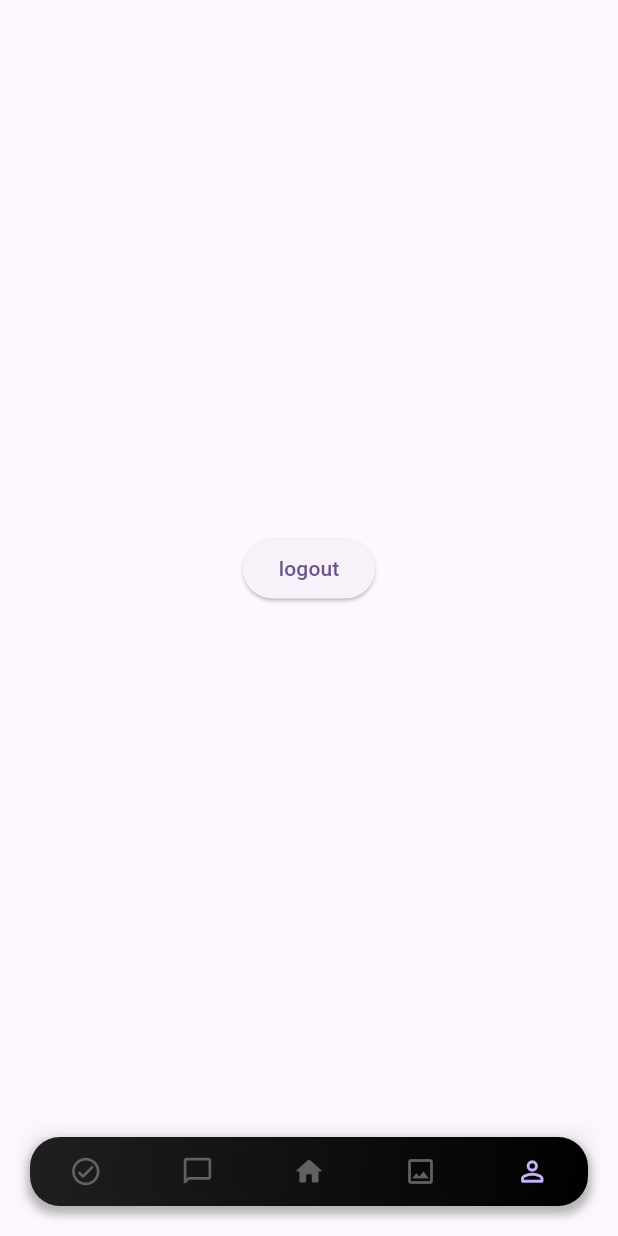
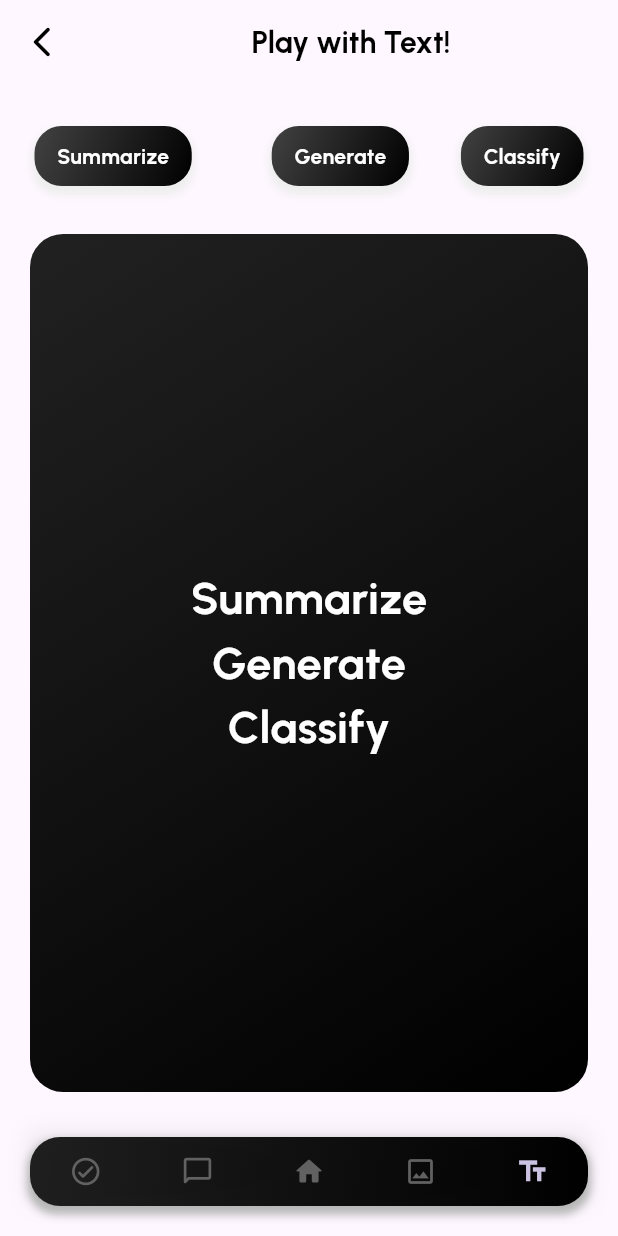
Before and after one commit to shivhub09/AiFusion, a Flutter app: the MainScreenPage screen opened directly, swiped to page 5, on a phone screen of 412 x 824 dp. Run offline on Flutter 3.47's test engine with Material 3 defaults, Android fonts, the phone set to English and light mode, and no system bars; our stand-ins replace awesome_bottom_bar, bloc, flutter_bloc, google_fonts, shared_preferences; accounts and stored records are empty.

Commit message:
play with text ui + bloc

```diff
--- a/frontend/lib/features/Profile/ui/Prodile.dart
+++ /dev/null
@@ -1,30 +0,0 @@
-import 'package:flutter/material.dart';
-import 'package:shared_preferences/shared_preferences.dart';
-
-class ProfileScreen extends StatefulWidget {
-  const ProfileScreen({super.key});
-
-  @override
-  State<ProfileScreen> createState() => _ProfileScreenState();
-}
-
-class _ProfileScreenState extends State<ProfileScreen> {
-  @override
-  Widget build(BuildContext context) {
-    return Scaffold(
-      body: Center(
-        child: ElevatedButton(
-            onPressed: () {
-              logout();
-              // Navigator.push(context, )
-            },
-            child: Text("logout")),
-      ),
-    );
-  }
-
-  Future<void> logout() async {
-    SharedPreferences prefs = await SharedPreferences.getInstance();
-    await prefs.remove('email'); // Clear the stored email
-  }
-}
--- /dev/null
+++ b/frontend/lib/features/TextPart/bloc/text_part_bloc.dart
@@ -0,0 +1,51 @@
+import 'dart:async';
+
+import 'package:bloc/bloc.dart';
+import 'package:meta/meta.dart';
+
+part 'text_part_event.dart';
+part 'text_part_state.dart';
+
+class TextPartBloc extends Bloc<TextPartEvent, TextPartState> {
+  TextPartBloc() : super(TextPartInitial()) {
+    on<TextPartInitialEvent>(textPartInitialEvent);
+
+    on<TextPartSummarizeButtonClickedEvent>(
+        textPartSummarizeButtonClickedEvent);
+
+    on<TextPartClassifyButtonClickedEvent>(textPartClassifyButtonClickedEvent);
+
+    on<TextPartGenerateButtonClickedEvent>(textPartGenerateButtonClickedEvent);
+  }
+
+  FutureOr<void> textPartInitialEvent(
+      TextPartInitialEvent event, Emitter<TextPartState> emit) {
+    print("This is a text part initial event");
+
+    emit(TextPartLoadedSuccessState());
+  }
+
+  FutureOr<void> textPartSummarizeButtonClickedEvent(
+      TextPartSummarizeButtonClickedEvent event, Emitter<TextPartState> emit) {
+    print("Text part summarize button clicked event");
+
+    emit(TextPartSummarizeState());
+    emit(TextPartSummarizeActionState());
+  }
+
+  FutureOr<void> textPartClassifyButtonClickedEvent(
+      TextPartClassifyButtonClickedEvent event, Emitter<TextPartState> emit) {
+    print("Text part classify button clicked event");
+
+    emit(TextPartClassifyState());
+    emit(TextPartClassifyActionState());
+  }
+
+  FutureOr<void> textPartGenerateButtonClickedEvent(
+      TextPartGenerateButtonClickedEvent event, Emitter<TextPartState> emit) {
+    print("Text part generate utton clicked event");
+
+    emit(TextPartGenerateState());
+    emit(TextPartGenerateActionState());
+  }
+}
--- /dev/null
+++ b/frontend/lib/features/TextPart/bloc/text_part_event.dart
@@ -0,0 +1,12 @@
+part of 'text_part_bloc.dart';
+
+@immutable
+sealed class TextPartEvent {}
+
+class TextPartInitialEvent extends TextPartEvent {}
+
+class TextPartSummarizeButtonClickedEvent extends TextPartEvent {}
+
+class TextPartGenerateButtonClickedEvent extends TextPartEvent {}
+
+class TextPartClassifyButtonClickedEvent extends TextPartEvent {}
--- /dev/null
+++ b/frontend/lib/features/TextPart/bloc/text_part_state.dart
@@ -0,0 +1,26 @@
+part of 'text_part_bloc.dart';
+
+@immutable
+sealed class TextPartState {}
+
+abstract class TextPartActionState extends TextPartState {}
+
+final class TextPartInitial extends TextPartState {}
+
+class TextPartLoadedSuccessState extends TextPartState {}
+
+class TextPartErrorState extends TextPartState {}
+
+class TextPartSummarizeState extends TextPartState {}
+
+class TextPartGenerateState extends TextPartState {}
+
+class TextPartClassifyState extends TextPartState {}
+
+// action states
+
+class TextPartGenerateActionState extends TextPartActionState {}
+
+class TextPartSummarizeActionState extends TextPartActionState {}
+
+class TextPartClassifyActionState extends TextPartActionState {}
--- /dev/null
+++ b/frontend/lib/features/TextPart/ui/Classify/Classify.dart
@@ -0,0 +1,30 @@
+import 'package:flutter/material.dart';
+import 'package:google_fonts/google_fonts.dart';
+
+class Classify extends StatefulWidget {
+  const Classify({super.key});
+
+  @override
+  State<Classify> createState() => _ClassifyState();
+}
+
+class _ClassifyState extends State<Classify> {
+  @override
+  Widget build(BuildContext context) {
+    return Column(
+      children: [
+        SizedBox(
+          height: 20,
+        ),
+        Text(
+          "Classify!",
+          style: GoogleFonts.urbanist(
+              color: Colors.white, fontWeight: FontWeight.bold, fontSize: 22),
+        ),
+        SizedBox(
+          height: 20,
+        ),
+      ],
+    );
+  }
+}
--- /dev/null
+++ b/frontend/lib/features/TextPart/ui/Generate/Generate.dart
@@ -0,0 +1,30 @@
+import 'package:flutter/material.dart';
+import 'package:google_fonts/google_fonts.dart';
+
+class Generate extends StatefulWidget {
+  const Generate({super.key});
+
+  @override
+  State<Generate> createState() => _GenerateState();
+}
+
+class _GenerateState extends State<Generate> {
+  @override
+  Widget build(BuildContext context) {
+    return Column(
+      children: [
+        SizedBox(
+          height: 20,
+        ),
+        Text(
+          "Generate!",
+          style: GoogleFonts.urbanist(
+              color: Colors.white, fontWeight: FontWeight.bold, fontSize: 22),
+        ),
+        SizedBox(
+          height: 20,
+        ),
+      ],
+    );
+  }
+}
--- /dev/null
+++ b/frontend/lib/features/TextPart/ui/Summarize/summarize.dart
@@ -0,0 +1,30 @@
+import 'package:flutter/material.dart';
+import 'package:google_fonts/google_fonts.dart';
+
+class Summarize extends StatefulWidget {
+  const Summarize({super.key});
+
+  @override
+  State<Summarize> createState() => _SummarizeState();
+}
+
+class _SummarizeState extends State<Summarize> {
+  @override
+  Widget build(BuildContext context) {
+    return Column(
+      children: [
+        SizedBox(
+          height: 20,
+        ),
+        Text(
+          "Summarize!",
+          style: GoogleFonts.urbanist(
+              color: Colors.white, fontWeight: FontWeight.bold, fontSize: 22),
+        ),
+        SizedBox(
+          height: 20,
+        ),
+      ],
+    );
+  }
+}
--- /dev/null
+++ b/frontend/lib/features/TextPart/ui/TextPart.dart
@@ -0,0 +1,164 @@
+import 'package:flutter/material.dart';
+import 'package:flutter_bloc/flutter_bloc.dart';
+import 'package:frontend/features/TextPart/bloc/text_part_bloc.dart';
+import 'package:frontend/features/TextPart/ui/Classify/Classify.dart';
+import 'package:frontend/features/TextPart/ui/Generate/Generate.dart';
+import 'package:frontend/features/TextPart/ui/Summarize/summarize.dart';
+import 'package:frontend/features/TextPart/ui/TextPartCards.dart';
+import 'package:google_fonts/google_fonts.dart';
+
+class TextPart extends StatefulWidget {
+  const TextPart({super.key});
+
+  @override
+  State<TextPart> createState() => _TextPartState();
+}
+
+class _TextPartState extends State<TextPart> {
+  final TextPartBloc textBloc = TextPartBloc();
+
+  @override
+  void initState() {
+    // TODO: implement initState
+    super.initState();
+    textBloc.add(TextPartInitialEvent());
+  }
+
+  @override
+  Widget build(BuildContext context) {
+    return Scaffold(
+        appBar: AppBar(
+          leading: const Icon(
+            Icons.arrow_back_ios_new_rounded,
+            color: Colors.black,
+            // size: 0,
+          ),
+          title: Center(
+            child: Text(
+              "Play with Text!",
+              style: GoogleFonts.urbanist(
+                  fontSize: 20,
+                  color: Colors.black,
+                  fontWeight: FontWeight.bold),
+            ),
+          ),
+        ),
+        body: Stack(
+          children: [
+            Positioned(
+              top: 20,
+              left: 15,
+              right: 15,
+              child: Center(
+                child: Row(
+                  mainAxisAlignment: MainAxisAlignment.spaceBetween,
+                  children: [
+                    GestureDetector(
+                      onTap: () {
+                        textBloc.add(TextPartSummarizeButtonClickedEvent());
+                      },
+                      child: TextPartWidget(
+                        title: "Summarize",
+                        textStyle: GoogleFonts.urbanist(
+                            color: Colors.white, fontWeight: FontWeight.bold),
+                      ),
+                    ),
+                    const SizedBox(
+                      height: 20,
+                    ),
+                    GestureDetector(
+                      onTap: () {
+                        textBloc.add(TextPartGenerateButtonClickedEvent());
+                      },
+                      child: TextPartWidget(
+                        title: "Generate",
+                        textStyle: GoogleFonts.urbanist(
+                            color: Colors.white, fontWeight: FontWeight.bold),
+                      ),
+                    ),
+                    GestureDetector(
+                      onTap: () {
+                        textBloc.add(TextPartClassifyButtonClickedEvent());
+                      },
+                      child: TextPartWidget(
+                        title: "Classify",
+                        textStyle: GoogleFonts.urbanist(
+                            color: Colors.white, fontWeight: FontWeight.bold),
+                      ),
+                    ),
+                  ],
+                ),
+              ),
+            ),
+            Positioned(
+                top: 100,
+                bottom: 30,
+                left: 10,
+                right: 10,
+                child: Center(
+                    child: Container(
+                  width: 400,
+                  margin: EdgeInsets.symmetric(horizontal: 10),
+                  decoration: BoxDecoration(
+                    borderRadius: BorderRadius.circular(22),
+                    gradient: LinearGradient(
+                      colors: [Colors.grey.shade900, Colors.black],
+                      begin: Alignment.topLeft,
+                      end: Alignment.bottomRight,
+                    ),
+                  ),
+                  child: BlocConsumer<TextPartBloc, TextPartState>(
+                    bloc: textBloc,
+                    listenWhen: (previous, current) =>
+                        current is TextPartActionState,
+                    buildWhen: (previous, current) =>
+                        current is! TextPartActionState,
+                    listener: (context, state) {
+                      // TODO: implement listener
+                    },
+                    builder: (context, state) {
+                      switch (state.runtimeType) {
+                        case TextPartLoadedSuccessState:
+                          return Column(
+                            mainAxisAlignment: MainAxisAlignment.center,
+                            crossAxisAlignment: CrossAxisAlignment.center,
+                            children: [
+                              Text(
+                                "Summarize",
+                                style: GoogleFonts.urbanist(
+                                    color: Colors.white,
+                                    fontWeight: FontWeight.bold,
+                                    fontSize: 30),
+                              ),
+                              Text(
+                                "Generate",
+                                style: GoogleFonts.urbanist(
+                                    color: Colors.white,
+                                    fontWeight: FontWeight.bold,
+                                    fontSize: 30),
+                              ),
+                              Text(
+                                "Classify",
+                                style: GoogleFonts.urbanist(
+                                    color: Colors.white,
+                                    fontWeight: FontWeight.bold,
+                                    fontSize: 30),
+                              ),
+                            ],
+                          );
+                        case TextPartSummarizeState:
+                          return Summarize();
+                        case TextPartGenerateState:
+                          return Generate();
+                        case TextPartClassifyState:
+                          return Classify();
+                        default:
+                          return Container();
+                      }
+                    },
+                  ),
+                )))
+          ],
+        ));
+  }
+}
--- /dev/null
+++ b/frontend/lib/features/TextPart/ui/TextPartCards.dart
@@ -0,0 +1,70 @@
+import 'package:flutter/material.dart';
+import 'package:google_fonts/google_fonts.dart';
+
+class TextPartWidget extends StatelessWidget {
+  final String title;
+  final TextStyle textStyle;
+  final EdgeInsetsGeometry padding;
+  final EdgeInsetsGeometry margin;
+  final IconData? iconData;
+  final double? iconSize;
+
+  TextPartWidget({
+    Key? key,
+    required this.title,
+    this.textStyle = const TextStyle(
+      color: Colors.white,
+      fontWeight: FontWeight.bold,
+      fontSize: 22,
+    ),
+    this.padding = const EdgeInsets.symmetric(horizontal: 15, vertical: 10),
+    this.margin = const EdgeInsets.all(8),
+    this.iconData,
+    this.iconSize,
+  }) : super(key: key);
+
+  @override
+  Widget build(BuildContext context) {
+    List<Color> gradientColors = [Colors.grey.shade800, Colors.black];
+
+    return Container(
+      margin: margin,
+      decoration: BoxDecoration(
+        gradient: LinearGradient(
+          colors: gradientColors,
+          begin: Alignment.topLeft,
+          end: Alignment.bottomRight,
+        ),
+        borderRadius: BorderRadius.circular(18),
+        boxShadow: [
+          BoxShadow(
+            color: Colors.grey.shade200,
+            spreadRadius: 2,
+            blurRadius: 4,
+            offset: Offset(0, 4),
+          ),
+        ],
+      ),
+      child: Padding(
+        padding: padding,
+        child: Row(
+          mainAxisSize: MainAxisSize.min,
+          children: <Widget>[
+            if (iconData != null) ...[
+              Icon(
+                iconData,
+                size: iconSize ?? 24,
+                color: textStyle.color,
+              ),
+              SizedBox(width: 10),
+            ],
+            Text(
+              title,
+              style: textStyle,
+            ),
+          ],
+        ),
+      ),
+    );
+  }
+}
--- a/frontend/lib/mainScreen.dart
+++ b/frontend/lib/mainScreen.dart
@@ -1,6 +1,6 @@
 import 'package:flutter/material.dart';
 import 'package:awesome_bottom_bar/awesome_bottom_bar.dart';
-import 'package:frontend/features/Profile/ui/Prodile.dart';
+import 'package:frontend/features/TextPart/ui/TextPart.dart';
 import 'package:frontend/features/ToDo/ui/ToDo.dart';
 import 'features/ChatBot/ui/ChatBotPage.dart';
 import 'features/Home/ui/Home.dart';
@@ -27,7 +27,7 @@ const List<TabItem> items = [
     icon: Icons.image_outlined,
   ),
   TabItem(
-    icon: Icons.person_outline_rounded,
+    icon: Icons.text_fields,
   ),
 ];
 
@@ -40,7 +40,7 @@ class _MainScreenPageState extends State<MainScreenPage> {
     ToDoScreen(),
     MyHomePage(),
     ImageCaptioningScreen(),
-    ProfileScreen(),
+    TextPart(),
   ];
 
   @override
@@ -95,7 +95,7 @@ class _MainScreenPageState extends State<MainScreenPage> {
             items: items,
             backgroundColor: Colors.transparent,
             color: Colors.grey.shade700,
-            colorSelected: Color.fromRGBO(199, 178, 253, 1),
+            colorSelected: Color.fromRGBO(204, 195, 226, 1),
             indexSelected: visit,
             paddingVertical: 24,
             onTap: (int index) {
```
Also changed, not shown: frontend/lib/features/ImageCaptioning/ui/imageCaptioning.dart (+14 -1 lines), 4 other files.
